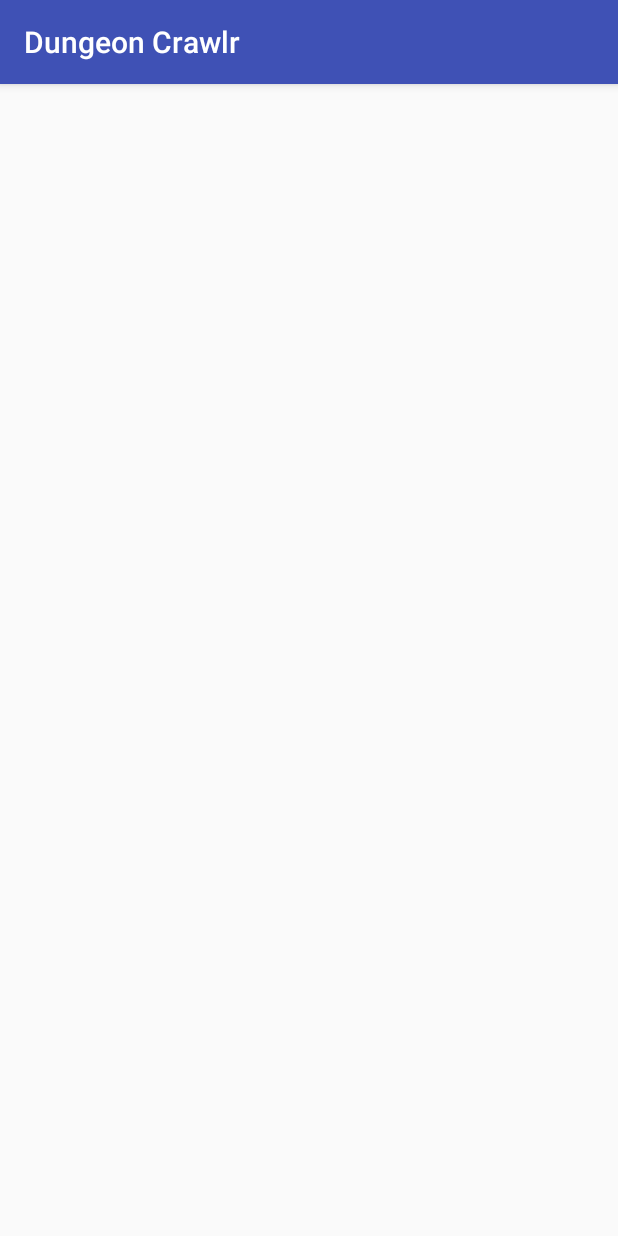
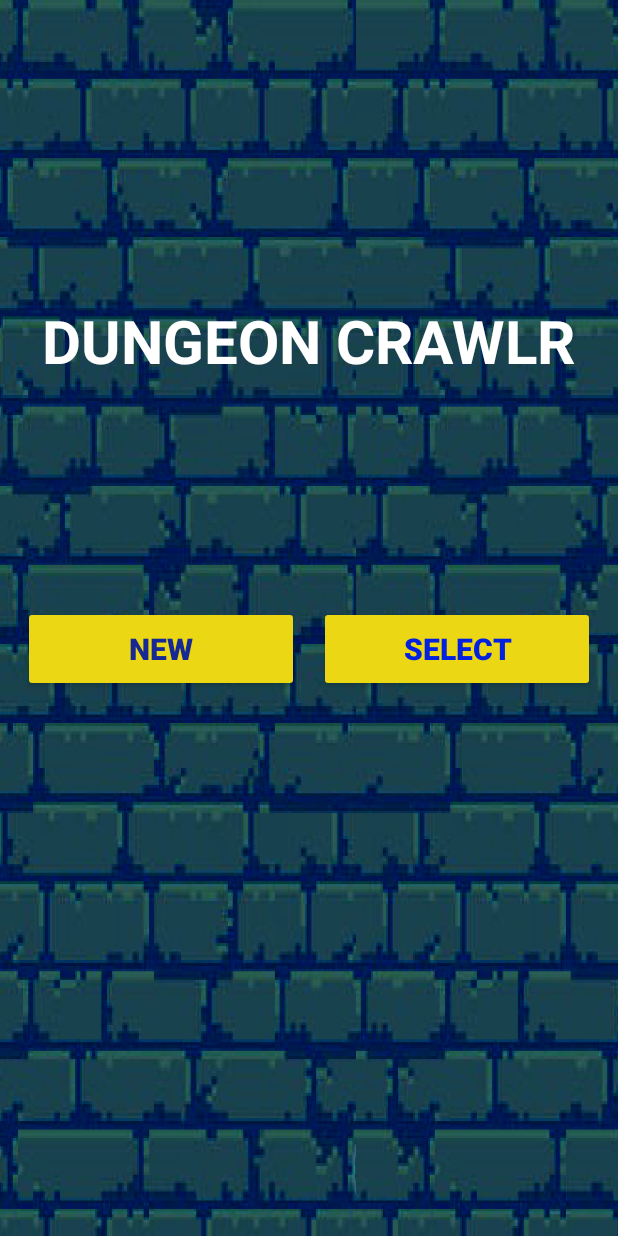
Before and after one commit to kungerecht/Dungeon-Crawlr, an Android app: the screen it shows after launch (MainActivity), on a phone screen of 412 x 824 dp. Run offline under Robolectric (Android 15) with nearby library versions, the phone set to English and light mode, and no system bars.

Commit message:
First Session Fleshed out a basic main menu with simple navigation to [new] and [select] screens. And implemented a template user interface. TODO:EVERYTHING ELSE

```diff
--- a/app/src/main/java/kungerecht/dungeon_crawlr/MainActivity.java
+++ b/app/src/main/java/kungerecht/dungeon_crawlr/MainActivity.java
@@ -1,7 +1,13 @@
 package kungerecht.dungeon_crawlr;
 
+import android.content.Intent;
 import android.support.v7.app.AppCompatActivity;
 import android.os.Bundle;
+import android.view.View;
+import android.widget.Button;
+import android.view.View.OnClickListener;
+import android.widget.TextView;
+
 
 public class MainActivity extends AppCompatActivity {
 //Entry screen for game
@@ -10,5 +16,50 @@ public class MainActivity extends AppCompatActivity {
     protected void onCreate(Bundle savedInstanceState) {
         super.onCreate(savedInstanceState);
         setContentView(R.layout.activity_main);
+
+        final Button backBtn = (Button) findViewById(R.id.backBtn);
+        final Button selectBtn = (Button) findViewById(R.id.selectBtn);
+        final Button newBtn = (Button) findViewById(R.id.newBtn);
+        final TextView title = findViewById(R.id.titleText);
+        final TextView title1 = findViewById(R.id.titleText1);
+        final Button slotBtn1 = findViewById(R.id.slotBtn1);
+
+//Show new character screen items and hide main screen items
+        newBtn.setOnClickListener(new OnClickListener(){
+            public void onClick(View v){
+                backBtn.setVisibility(View.VISIBLE);
+                selectBtn.setVisibility(View.INVISIBLE);
+                newBtn.setVisibility(View.INVISIBLE);
+                title.setVisibility(View.INVISIBLE);
+            }
+        });
+
+//Show select screen items and hide main screen items
+        selectBtn.setOnClickListener(new OnClickListener(){
+            public void onClick(View v){
+                backBtn.setVisibility(View.VISIBLE);
+                selectBtn.setVisibility(View.INVISIBLE);
+                newBtn.setVisibility(View.INVISIBLE);
+                title.setVisibility(View.INVISIBLE);
+                title1.setVisibility(View.VISIBLE);
+                slotBtn1.setVisibility(View.VISIBLE);
+            }
+        });
+
+//Show main menu items and hide all other items
+        backBtn.setOnClickListener(new OnClickListener(){
+            public void onClick(View v){
+                backBtn.setVisibility(View.INVISIBLE);
+                selectBtn.setVisibility(View.VISIBLE);
+                newBtn.setVisibility(View.VISIBLE);
+                title.setVisibility(View.VISIBLE);
+                title1.setVisibility(View.INVISIBLE);
+                slotBtn1.setVisibility(View.INVISIBLE);
+            }
+        });
+
     }
+
+
+
 }
--- a/app/src/main/res/layout/activity_main.xml
+++ b/app/src/main/res/layout/activity_main.xml
@@ -6,4 +6,104 @@
     android:layout_height="match_parent"
     tools:context=".MainActivity">
 
+    <ImageView
+        android:id="@+id/backImg"
+        android:layout_width="match_parent"
+        android:layout_height="match_parent"
+        android:adjustViewBounds="true"
+        android:scaleType="centerCrop"
+        android:src="@drawable/wall"
+        android:contentDescription="wall"/>
+
+    <Button
+        android:id="@+id/newBtn"
+        android:layout_width="184dp"
+        android:layout_height="57dp"
+        android:layout_marginStart="15dp"
+        android:layout_marginTop="150dp"
+        android:backgroundTint="@color/gold"
+        android:clickable="true"
+        android:focusable="true"
+        android:text="New"
+        android:textColor="@color/colorPrimary"
+        android:textSize="20dp"
+        android:textStyle="bold"
+        app:layout_constraintStart_toStartOf="parent"
+        app:layout_constraintTop_toBottomOf="@+id/titleText" />
+
+    <Button
+        android:id="@+id/selectBtn"
+        android:layout_width="184dp"
+        android:layout_height="57dp"
+        android:layout_marginEnd="15dp"
+        android:layout_marginTop="150dp"
+        android:backgroundTint="@color/gold"
+        android:clickable="true"
+        android:focusable="true"
+        android:text="Select"
+        android:textColor="@color/colorPrimaryDark"
+        android:textSize="20dp"
+        android:textStyle="bold"
+        app:layout_constraintEnd_toEndOf="parent"
+        app:layout_constraintTop_toBottomOf="@+id/titleText" />
+
+    <TextView
+        android:id="@+id/titleText"
+        android:layout_width="wrap_content"
+        android:layout_height="wrap_content"
+        android:layout_marginTop="200dp"
+        android:text="Dungeon Crawlr"
+        android:textAllCaps="true"
+        android:textColor="@color/white"
+        android:textSize="40dp"
+        android:textStyle="bold"
+        app:layout_constraintEnd_toEndOf="parent"
+        app:layout_constraintHorizontal_bias="0.49"
+        app:layout_constraintStart_toStartOf="parent"
+        app:layout_constraintTop_toTopOf="parent" />
+
+    <Button
+        android:id="@+id/slotBtn1"
+        android:layout_width="383dp"
+        android:layout_height="88dp"
+        android:layout_marginTop="50dp"
+        android:background="@android:drawable/zoom_plate"
+        android:text="Character 1"
+        android:textAllCaps="true"
+        android:textColor="@color/gold"
+        android:textIsSelectable="false"
+        android:textSize="30dp"
+        android:textStyle="bold|italic"
+        android:visibility="invisible"
+        app:layout_constraintEnd_toStartOf="@+id/backImg"
+        app:layout_constraintHorizontal_bias="0.5"
+        app:layout_constraintStart_toEndOf="@+id/backImg"
+        app:layout_constraintTop_toBottomOf="@+id/titleText1" />
+
+    <TextView
+        android:id="@+id/titleText1"
+        android:layout_width="wrap_content"
+        android:layout_height="wrap_content"
+        android:layout_marginTop="16dp"
+        android:text="Select Character"
+        android:textAllCaps="true"
+        android:textColor="@color/white"
+        android:textSize="40dp"
+        android:textStyle="bold"
+        android:visibility="invisible"
+        app:layout_constraintEnd_toEndOf="parent"
+        app:layout_constraintStart_toStartOf="parent"
+        app:layout_constraintTop_toTopOf="parent" />
+
+    <Button
+        android:id="@+id/backBtn"
+        android:layout_width="60dp"
+        android:layout_height="60dp"
+        android:layout_marginBottom="15dp"
+        android:layout_marginStart="15dp"
+        android:background="@android:drawable/btn_dialog"
+        android:visibility="invisible"
+        app:layout_constraintBottom_toBottomOf="parent"
+        app:layout_constraintStart_toStartOf="parent" />
+
 </android.support.constraint.ConstraintLayout>
--- a/app/src/main/res/values/colors.xml
+++ b/app/src/main/res/values/colors.xml
@@ -1,6 +1,8 @@
 <?xml version="1.0" encoding="utf-8"?>
 <resources>
-    <color name="colorPrimary">#3F51B5</color>
-    <color name="colorPrimaryDark">#303F9F</color>
+    <color name="colorPrimary">#152894</color>
+    <color name="colorPrimaryDark">#0220e0</color>
     <color name="colorAccent">#FF4081</color>
+    <color name="white">#FFFFFF</color>
+    <color name="gold">#EBD713</color>
 </resources>
--- a/app/src/main/res/values/styles.xml
+++ b/app/src/main/res/values/styles.xml
@@ -1,7 +1,7 @@
 <resources>
 
     <!-- Base application theme. -->
-    <style name="AppTheme" parent="Theme.AppCompat.Light.DarkActionBar">
+    <style name="AppTheme" parent="Theme.AppCompat.NoActionBar">
         <!-- Customize your theme here. -->
         <item name="colorPrimary">@color/colorPrimary</item>
         <item name="colorPrimaryDark">@color/colorPrimaryDark</item>
```
Also changed, not shown: app/src/main/res/drawable/wall.png (added), 3 other files.
